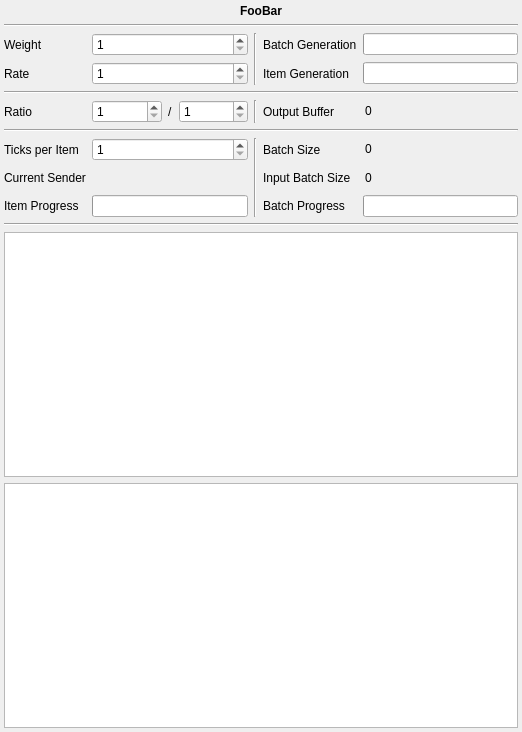
First picture: the form in ui/entity_details.ui, repository Neverlord/stream-simulator, before the edit.
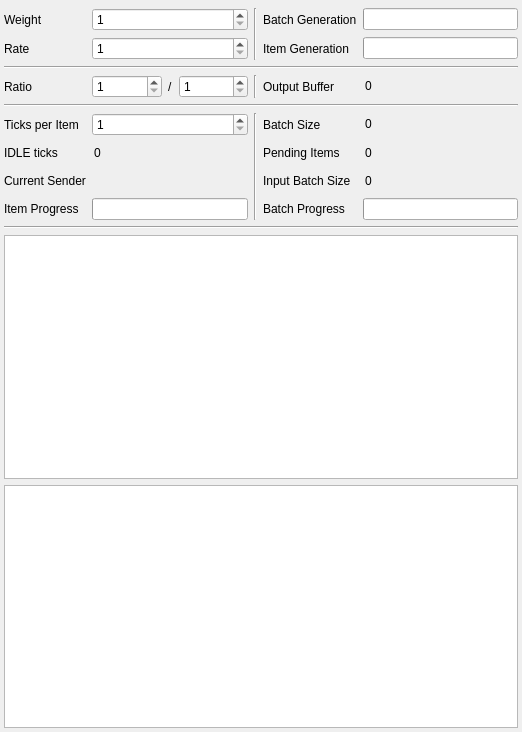
Second picture: the form after the edit.

Commit message: Display delay and idle times

```diff
--- a/ui/entity_details.ui
+++ b/ui/entity_details.ui
@@ -18,7 +18,7 @@
     <number>4</number>
    </property>
    <property name="topMargin">
-    <number>4</number>
+    <number>8</number>
    </property>
    <property name="rightMargin">
     <number>4</number>
@@ -26,23 +26,61 @@
    <property name="bottomMargin">
     <number>4</number>
    </property>
-   <item row="4" column="1">
-    <widget class="QSpinBox" name="rate">
-     <property name="minimum">
-      <number>1</number>
+   <item row="2" column="4">
+    <widget class="QProgressBar" name="source_batch_generation">
+     <property name="value">
+      <number>0</number>
      </property>
-     <property name="maximum">
-      <number>999999</number>
+     <property name="textVisible">
+      <bool>false</bool>
      </property>
     </widget>
    </item>
-   <item row="4" column="3">
-    <widget class="QLabel" name="item_generation_label">
+   <item row="3" column="0">
+    <widget class="QLabel" name="source_rate_label">
+     <property name="enabled">
+      <bool>true</bool>
+     </property>
+     <property name="text">
+      <string>Rate</string>
+     </property>
+    </widget>
+   </item>
+   <item row="3" column="3">
+    <widget class="QLabel" name="source_item_generation_label">
      <property name="text">
       <string>Item Generation</string>
      </property>
     </widget>
    </item>
+   <item row="8" column="4">
+    <widget class="QSpinBox" name="sink_batch_size">
+     <property name="styleSheet">
+      <string notr="true">background-color: transparent</string>
+     </property>
+     <property name="frame">
+      <bool>false</bool>
+     </property>
+     <property name="readOnly">
+      <bool>true</bool>
+     </property>
+     <property name="buttonSymbols">
+      <enum>QAbstractSpinBox::NoButtons</enum>
+     </property>
+     <property name="keyboardTracking">
+      <bool>false</bool>
+     </property>
+     <property name="minimum">
+      <number>0</number>
+     </property>
+     <property name="maximum">
+      <number>999999</number>
+     </property>
+     <property name="value">
+      <number>0</number>
+     </property>
+    </widget>
+   </item>
    <item row="3" column="4">
     <widget class="QProgressBar" name="batch_generation">
      <property name="value">
@@ -53,297 +91,74 @@
      </property>
     </widget>
    </item>
-   <item row="4" column="4">
-    <widget class="QProgressBar" name="item_generation">
+   <item row="9" column="1">
+    <widget class="QSpinBox" name="sink_idle_ticks">
+     <property name="styleSheet">
+      <string notr="true">background-color: transparent</string>
+     </property>
+     <property name="frame">
+      <bool>false</bool>
+     </property>
+     <property name="readOnly">
+      <bool>true</bool>
+     </property>
+     <property name="buttonSymbols">
+      <enum>QAbstractSpinBox::NoButtons</enum>
+     </property>
+     <property name="keyboardTracking">
+      <bool>false</bool>
+     </property>
+     <property name="minimum">
+      <number>0</number>
+     </property>
+     <property name="maximum">
+      <number>999999</number>
+     </property>
      <property name="value">
       <number>0</number>
      </property>
-     <property name="textVisible">
-      <bool>false</bool>
+    </widget>
+   </item>
+   <item row="3" column="1">
+    <widget class="QSpinBox" name="source_rate">
+     <property name="minimum">
+      <number>1</number>
      </property>
+     <property name="maximum">
+      <number>999999</number>
+     </property>
     </widget>
    </item>
-   <item row="3" column="3">
-    <widget class="QLabel" name="batch_generation_label">
+   <item row="2" column="3">
+    <widget class="QLabel" name="source_batch_generation_label">
      <property name="text">
       <string>Batch Generation</string>
      </property>
     </widget>
    </item>
-   <item row="4" column="0">
-    <widget class="QLabel" name="rate_label">
-     <property name="enabled">
-      <bool>true</bool>
-     </property>
-     <property name="text">
-      <string>Rate</string>
-     </property>
-    </widget>
-   </item>
-   <item row="3" column="0">
-    <widget class="QLabel" name="weight_label">
+   <item row="2" column="0">
+    <widget class="QLabel" name="source_weight_label">
      <property name="text">
       <string>Weight</string>
      </property>
     </widget>
    </item>
-   <item row="0" column="0" colspan="5">
-    <widget class="QLabel" name="id">
-     <property name="font">
-      <font>
-       <weight>75</weight>
-       <bold>true</bold>
-      </font>
-     </property>
-     <property name="text">
-      <string>FooBar</string>
-     </property>
-     <property name="alignment">
-      <set>Qt::AlignCenter</set>
-     </property>
-    </widget>
-   </item>
-   <item row="1" column="0" colspan="5">
-    <widget class="Line" name="source_line_1">
-     <property name="orientation">
-      <enum>Qt::Horizontal</enum>
-     </property>
-    </widget>
-   </item>
-   <item row="9" column="4">
-    <widget class="QSpinBox" name="batch_size">
-     <property name="styleSheet">
-      <string notr="true">background-color: transparent</string>
-     </property>
-     <property name="frame">
-      <bool>false</bool>
-     </property>
-     <property name="readOnly">
-      <bool>true</bool>
-     </property>
-     <property name="buttonSymbols">
-      <enum>QAbstractSpinBox::NoButtons</enum>
-     </property>
-     <property name="minimum">
-      <number>0</number>
-     </property>
-     <property name="maximum">
-      <number>999999</number>
-     </property>
-     <property name="value">
-      <number>0</number>
-     </property>
-    </widget>
-   </item>
-   <item row="10" column="1">
-    <widget class="QLabel" name="current_sender">
-     <property name="sizePolicy">
-      <sizepolicy hsizetype="Minimum" vsizetype="Preferred">
-       <horstretch>0</horstretch>
-       <verstretch>0</verstretch>
-      </sizepolicy>
-     </property>
-     <property name="text">
-      <string/>
-     </property>
-    </widget>
-   </item>
-   <item row="9" column="0">
-    <widget class="QLabel" name="ticks_per_item_label">
-     <property name="text">
-      <string>Ticks per Item</string>
-     </property>
-    </widget>
-   </item>
-   <item row="11" column="1">
-    <widget class="QProgressBar" name="item_progress">
-     <property name="value">
-      <number>0</number>
-     </property>
-     <property name="textVisible">
-      <bool>false</bool>
-     </property>
-    </widget>
-   </item>
-   <item row="11" column="4">
-    <widget class="QProgressBar" name="batch_progress">
-     <property name="value">
-      <number>0</number>
-     </property>
-     <property name="textVisible">
-      <bool>false</bool>
-     </property>
-    </widget>
-   </item>
-   <item row="9" column="1">
-    <widget class="QSpinBox" name="ticks_per_item">
-     <property name="minimum">
-      <number>1</number>
-     </property>
-     <property name="maximum">
-      <number>999999</number>
-     </property>
-    </widget>
-   </item>
    <item row="9" column="3">
     <widget class="QLabel" name="batch_size_label">
      <property name="text">
-      <string>Batch Size</string>
+      <string>Pending Items</string>
      </property>
     </widget>
    </item>
-   <item row="6" column="2">
-    <widget class="Line" name="stage_line_2">
-     <property name="orientation">
-      <enum>Qt::Vertical</enum>
-     </property>
-    </widget>
-   </item>
-   <item row="3" column="1">
-    <widget class="QSpinBox" name="weight">
-     <property name="minimum">
-      <number>1</number>
-     </property>
-     <property name="maximum">
-      <number>999999</number>
-     </property>
-    </widget>
-   </item>
-   <item row="11" column="0">
-    <widget class="QLabel" name="item_progress_label">
-     <property name="text">
-      <string>Item Progress</string>
-     </property>
-    </widget>
-   </item>
-   <item row="12" column="0" colspan="5">
-    <widget class="Line" name="sink_separator_2">
-     <property name="orientation">
-      <enum>Qt::Horizontal</enum>
-     </property>
-    </widget>
-   </item>
-   <item row="13" column="0" colspan="5">
-    <widget class="QTreeView" name="state"/>
-   </item>
-   <item row="10" column="4">
-    <widget class="QSpinBox" name="input_batch_size">
-     <property name="styleSheet">
-      <string notr="true">background-color: transparent</string>
-     </property>
-     <property name="frame">
-      <bool>false</bool>
-     </property>
-     <property name="readOnly">
-      <bool>true</bool>
-     </property>
-     <property name="buttonSymbols">
-      <enum>QAbstractSpinBox::NoButtons</enum>
-     </property>
-     <property name="minimum">
-      <number>0</number>
-     </property>
-     <property name="maximum">
-      <number>999999</number>
-     </property>
-     <property name="value">
-      <number>0</number>
-     </property>
-    </widget>
-   </item>
-   <item row="10" column="3">
-    <widget class="QLabel" name="input_batch_size_label">
-     <property name="text">
-      <string>Input Batch Size</string>
-     </property>
-    </widget>
-   </item>
-   <item row="6" column="3">
-    <widget class="QLabel" name="output_buffer_label">
-     <property name="text">
-      <string>Output Buffer</string>
-     </property>
-    </widget>
-   </item>
-   <item row="7" column="0" rowspan="2" colspan="5">
-    <widget class="Line" name="sink_line_1">
-     <property name="orientation">
-      <enum>Qt::Horizontal</enum>
-     </property>
-    </widget>
-   </item>
-   <item row="3" column="2" rowspan="2">
-    <widget class="Line" name="source_line_2">
-     <property name="orientation">
-      <enum>Qt::Vertical</enum>
-     </property>
-    </widget>
-   </item>
-   <item row="14" column="0" colspan="5">
-    <widget class="QListWidget" name="mailbox"/>
-   </item>
-   <item row="10" column="0">
-    <widget class="QLabel" name="current_sender_label">
-     <property name="text">
-      <string>Current Sender</string>
-     </property>
-    </widget>
-   </item>
-   <item row="6" column="4">
-    <widget class="QSpinBox" name="output_buffer">
-     <property name="styleSheet">
-      <string notr="true">background-color: transparent</string>
-     </property>
-     <property name="frame">
-      <bool>false</bool>
-     </property>
-     <property name="readOnly">
-      <bool>true</bool>
-     </property>
-     <property name="buttonSymbols">
-      <enum>QAbstractSpinBox::NoButtons</enum>
-     </property>
-     <property name="minimum">
-      <number>0</number>
-     </property>
-     <property name="maximum">
-      <number>999999</number>
-     </property>
-     <property name="value">
-      <number>0</number>
-     </property>
-    </widget>
-   </item>
-   <item row="9" column="2" rowspan="3">
-    <widget class="Line" name="sink_line_2">
-     <property name="orientation">
-      <enum>Qt::Vertical</enum>
-     </property>
-    </widget>
-   </item>
-   <item row="6" column="0">
-    <widget class="QLabel" name="ratio_label">
+   <item row="5" column="0">
+    <widget class="QLabel" name="stage_ratio_label">
      <property name="text">
       <string>Ratio</string>
      </property>
     </widget>
    </item>
-   <item row="11" column="3">
-    <widget class="QLabel" name="batch_progress_label">
-     <property name="text">
-      <string>Batch Progress</string>
-     </property>
-    </widget>
-   </item>
-   <item row="5" column="0" colspan="5">
-    <widget class="Line" name="stage_line_1">
-     <property name="orientation">
-      <enum>Qt::Horizontal</enum>
-     </property>
-    </widget>
-   </item>
-   <item row="6" column="1">
-    <widget class="QFrame" name="ratio_frame">
+   <item row="5" column="1">
+    <widget class="QFrame" name="stage_ratio_frame">
      <property name="sizePolicy">
       <sizepolicy hsizetype="Minimum" vsizetype="Minimum">
        <horstretch>0</horstretch>
@@ -417,6 +232,247 @@
      </layout>
     </widget>
    </item>
+   <item row="12" column="0" colspan="5">
+    <widget class="Line" name="sink_line_2">
+     <property name="orientation">
+      <enum>Qt::Horizontal</enum>
+     </property>
+    </widget>
+   </item>
+   <item row="9" column="0">
+    <widget class="QLabel" name="sink_idle_ticks_label">
+     <property name="text">
+      <string>IDLE ticks</string>
+     </property>
+    </widget>
+   </item>
+   <item row="11" column="1">
+    <widget class="QProgressBar" name="sink_item_progress">
+     <property name="value">
+      <number>0</number>
+     </property>
+     <property name="textVisible">
+      <bool>false</bool>
+     </property>
+    </widget>
+   </item>
+   <item row="5" column="3">
+    <widget class="QLabel" name="stage_output_buffer_label">
+     <property name="text">
+      <string>Output Buffer</string>
+     </property>
+    </widget>
+   </item>
+   <item row="13" column="0" colspan="5">
+    <widget class="QTreeView" name="state"/>
+   </item>
+   <item row="11" column="4">
+    <widget class="QProgressBar" name="sink_batch_progress">
+     <property name="value">
+      <number>0</number>
+     </property>
+     <property name="textVisible">
+      <bool>false</bool>
+     </property>
+    </widget>
+   </item>
+   <item row="10" column="4">
+    <widget class="QSpinBox" name="sink_input_batch_size">
+     <property name="styleSheet">
+      <string notr="true">background-color: transparent</string>
+     </property>
+     <property name="frame">
+      <bool>false</bool>
+     </property>
+     <property name="readOnly">
+      <bool>true</bool>
+     </property>
+     <property name="buttonSymbols">
+      <enum>QAbstractSpinBox::NoButtons</enum>
+     </property>
+     <property name="keyboardTracking">
+      <bool>false</bool>
+     </property>
+     <property name="minimum">
+      <number>0</number>
+     </property>
+     <property name="maximum">
+      <number>999999</number>
+     </property>
+     <property name="value">
+      <number>0</number>
+     </property>
+    </widget>
+   </item>
+   <item row="11" column="3">
+    <widget class="QLabel" name="sink_batch_progress_label">
+     <property name="text">
+      <string>Batch Progress</string>
+     </property>
+    </widget>
+   </item>
+   <item row="8" column="2" rowspan="4">
+    <widget class="Line" name="sink_line_1">
+     <property name="orientation">
+      <enum>Qt::Vertical</enum>
+     </property>
+    </widget>
+   </item>
+   <item row="5" column="2">
+    <widget class="Line" name="stage_line_1">
+     <property name="orientation">
+      <enum>Qt::Vertical</enum>
+     </property>
+    </widget>
+   </item>
+   <item row="10" column="3">
+    <widget class="QLabel" name="sink_input_batch_size_label">
+     <property name="text">
+      <string>Input Batch Size</string>
+     </property>
+    </widget>
+   </item>
+   <item row="8" column="1">
+    <widget class="QSpinBox" name="sink_ticks_per_item">
+     <property name="minimum">
+      <number>1</number>
+     </property>
+     <property name="maximum">
+      <number>999999</number>
+     </property>
+    </widget>
+   </item>
+   <item row="14" column="0" colspan="5">
+    <widget class="QListWidget" name="mailbox"/>
+   </item>
+   <item row="10" column="0">
+    <widget class="QLabel" name="sink_current_sender_label">
+     <property name="text">
+      <string>Current Sender</string>
+     </property>
+    </widget>
+   </item>
+   <item row="11" column="0">
+    <widget class="QLabel" name="sink_item_progress_label">
+     <property name="text">
+      <string>Item Progress</string>
+     </property>
+    </widget>
+   </item>
+   <item row="2" column="1">
+    <widget class="QSpinBox" name="source_weight">
+     <property name="minimum">
+      <number>1</number>
+     </property>
+     <property name="maximum">
+      <number>999999</number>
+     </property>
+    </widget>
+   </item>
+   <item row="2" column="2" rowspan="2">
+    <widget class="Line" name="source_line_1">
+     <property name="orientation">
+      <enum>Qt::Vertical</enum>
+     </property>
+    </widget>
+   </item>
+   <item row="5" column="4">
+    <widget class="QSpinBox" name="stage_output_buffer">
+     <property name="styleSheet">
+      <string notr="true">background-color: transparent</string>
+     </property>
+     <property name="frame">
+      <bool>false</bool>
+     </property>
+     <property name="readOnly">
+      <bool>true</bool>
+     </property>
+     <property name="buttonSymbols">
+      <enum>QAbstractSpinBox::NoButtons</enum>
+     </property>
+     <property name="keyboardTracking">
+      <bool>false</bool>
+     </property>
+     <property name="minimum">
+      <number>0</number>
+     </property>
+     <property name="maximum">
+      <number>999999</number>
+     </property>
+     <property name="value">
+      <number>0</number>
+     </property>
+    </widget>
+   </item>
+   <item row="4" column="0" colspan="5">
+    <widget class="Line" name="source_line_2">
+     <property name="orientation">
+      <enum>Qt::Horizontal</enum>
+     </property>
+    </widget>
+   </item>
+   <item row="9" column="4">
+    <widget class="QSpinBox" name="sink_pending_items">
+     <property name="styleSheet">
+      <string notr="true">background-color: transparent</string>
+     </property>
+     <property name="frame">
+      <bool>false</bool>
+     </property>
+     <property name="readOnly">
+      <bool>true</bool>
+     </property>
+     <property name="buttonSymbols">
+      <enum>QAbstractSpinBox::NoButtons</enum>
+     </property>
+     <property name="keyboardTracking">
+      <bool>false</bool>
+     </property>
+     <property name="minimum">
+      <number>0</number>
+     </property>
+     <property name="maximum">
+      <number>999999</number>
+     </property>
+     <property name="value">
+      <number>0</number>
+     </property>
+    </widget>
+   </item>
+   <item row="8" column="3">
+    <widget class="QLabel" name="sink_batch_size_label">
+     <property name="text">
+      <string>Batch Size</string>
+     </property>
+    </widget>
+   </item>
+   <item row="6" column="0" rowspan="2" colspan="5">
+    <widget class="Line" name="stage_line_2">
+     <property name="orientation">
+      <enum>Qt::Horizontal</enum>
+     </property>
+    </widget>
+   </item>
+   <item row="8" column="0">
+    <widget class="QLabel" name="sink_ticks_per_item_label">
+     <property name="text">
+      <string>Ticks per Item</string>
+     </property>
+    </widget>
+   </item>
+   <item row="10" column="1">
+    <widget class="QLabel" name="sink_current_sender">
+     <property name="sizePolicy">
+      <sizepolicy hsizetype="Minimum" vsizetype="Preferred">
+       <horstretch>0</horstretch>
+       <verstretch>0</verstretch>
+      </sizepolicy>
+     </property>
+     <property name="text">
+      <string/>
+     </property>
+    </widget>
+   </item>
   </layout>
  </widget>
  <resources/>
```
Left out of the diff: 4 changed lines with no effect on the pictures. The commit also changes 18 other files.
